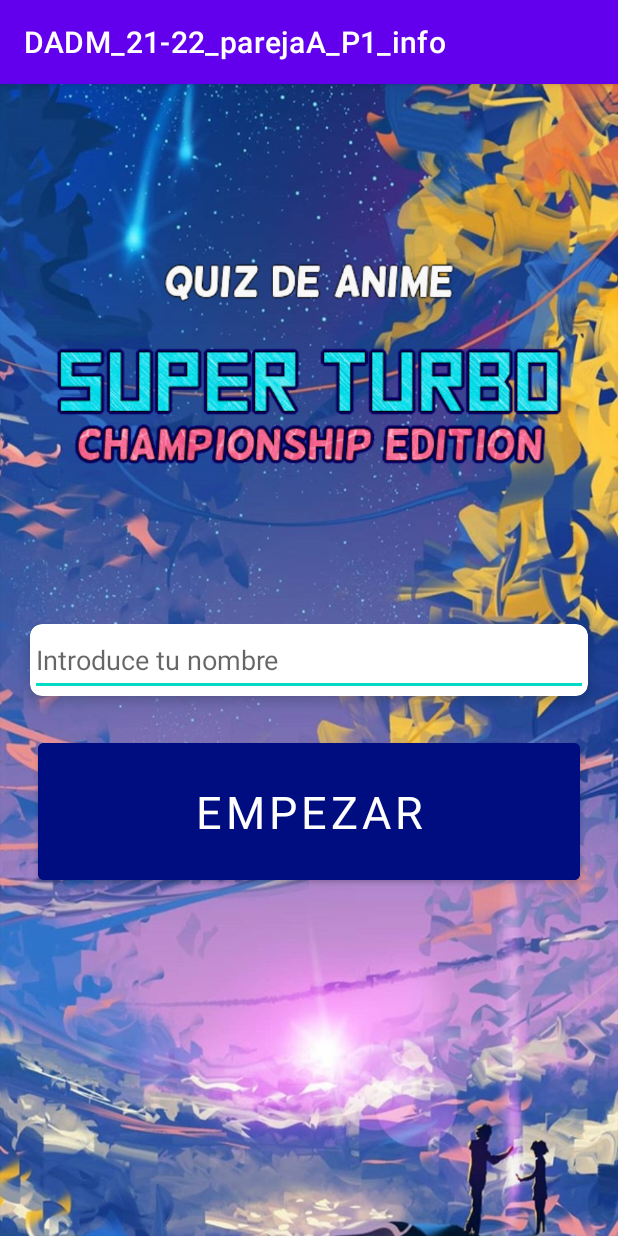
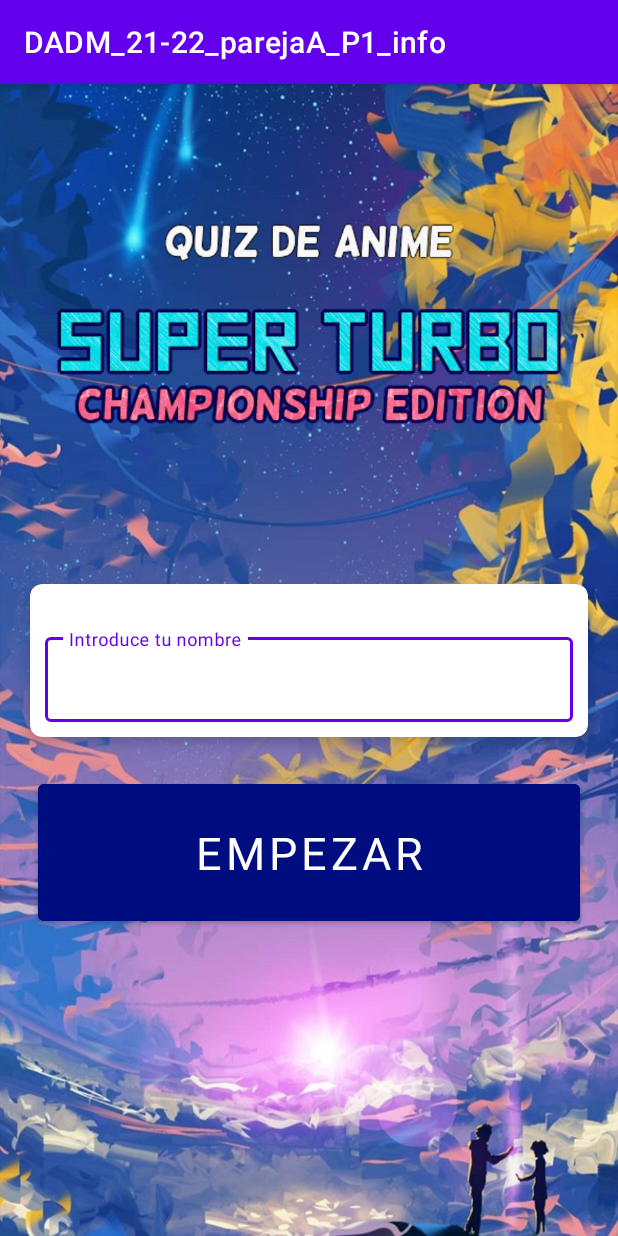
Before and after one commit to aantonb2018/DADM_21-22_parejaA_P1, an Android app: the screen it shows after launch (MenuPrincipal), on a phone screen of 412 x 824 dp. Run offline under Robolectric (Android 15) with nearby library versions, the phone set to English and light mode, and no system bars; Roboto replaces fonts that are not available here.

Commit message:
mejora pantalla inicial

```diff
--- a/app/src/main/AndroidManifest.xml
+++ b/app/src/main/AndroidManifest.xml
@@ -22,7 +22,7 @@
             </intent-filter>
         </activity>
         <activity
-            android:name=".MainActivity"
+            android:name=".ActivityPreguntas"
             android:exported="true"></activity>
 
         <meta-data
--- a/app/src/main/java/com/example/dadm_21_22_parejaa_p1_info/MainActivity.java
+++ b/app/src/main/java/com/example/dadm_21_22_parejaa_p1_info/ActivityPreguntas.java
@@ -14,7 +14,7 @@
 import android.widget.Toast;
 
 
-public class MainActivity extends AppCompatActivity {
+public class ActivityPreguntas extends AppCompatActivity {
 
     private int idxRespuestas[] = {
             R.id.respuesta0, R.id.respuesta1, R.id.respuesta2, R.id.respuesta3
--- a/app/src/main/java/com/example/dadm_21_22_parejaa_p1_info/MenuPrincipal.java
+++ b/app/src/main/java/com/example/dadm_21_22_parejaa_p1_info/MenuPrincipal.java
@@ -1,21 +1,37 @@
 package com.example.dadm_21_22_parejaa_p1_info;
 
 import androidx.appcompat.app.AppCompatActivity;
+
 import android.view.View;
 import android.os.Bundle;
 import android.content.Intent;
+import android.widget.Button;
+import android.widget.EditText;
 
 public class MenuPrincipal extends AppCompatActivity {
+
+    EditText inputTexto;
+    Button btn;
 
     @Override
     protected void onCreate(Bundle savedInstanceState) {
         super.onCreate(savedInstanceState);
         setContentView(R.layout.activity_menu_principal);
+
+//        inputTexto = (EditText) findViewById(R.id.txt_nombre);
+//        btn.setOnClickListener(new View.OnClickListener() {
+//            @Override
+//            public void onClick(View view) {
+//                if (TextUtils.isEmpty(inputTexto.getText().toString())){
+//                    Toast.makeText(MenuPrincipal.this,"Introduce un nombre", Toast.LENGTH_SHORT).show();
+//                }
+//            }
+//        });
     }
 
     //Metodo para el boton empezar
     public void empezar(View view){
-        Intent empezar = new Intent(this, MainActivity.class);
+        Intent empezar = new Intent(this, ActivityPreguntas.class);
         startActivity(empezar);
 
     }
--- a/app/src/main/res/layout/activity_main.xml
+++ b/app/src/main/res/layout/activity_main.xml
@@ -4,7 +4,7 @@
     xmlns:tools="http://schemas.android.com/tools"
     android:layout_width="match_parent"
     android:layout_height="match_parent"
-    tools:context=".MainActivity"
+    tools:context=".ActivityPreguntas"
     android:background="@drawable/fondo_preguntas">
 
     <TextView
--- a/app/src/main/res/layout/activity_menu_principal.xml
+++ b/app/src/main/res/layout/activity_menu_principal.xml
@@ -20,12 +20,21 @@
         app:layout_constraintStart_toStartOf="parent"
         app:layout_constraintTop_toTopOf="parent">
 
-        <androidx.appcompat.widget.AppCompatEditText
-            android:id="@+id/textView"
+        <com.google.android.material.textfield.TextInputLayout
+            style="@style/Widget.MaterialComponents.TextInputLayout.OutlinedBox"
             android:layout_width="match_parent"
-            android:layout_height="wrap_content"
-            android:hint="Introduce tu nombre"
-            android:minHeight="48dp" />
+            android:layout_height="match_parent"
+            android:layout_marginTop="20dp"
+            android:padding="10sp">
+
+            <androidx.appcompat.widget.AppCompatEditText
+                android:id="@+id/txt_nombre"
+                android:layout_width="match_parent"
+                android:layout_height="wrap_content"
+                android:hint="Introduce tu nombre"
+                android:minHeight="48dp" />
+        </com.google.android.material.textfield.TextInputLayout>
+
     </androidx.cardview.widget.CardView>
 
     <ImageView
@@ -42,7 +51,7 @@
         app:srcCompat="@drawable/titulo" />
 
     <Button
-        android:id="@+id/button"
+        android:id="@+id/btn_empezar"
         android:layout_width="match_parent"
         android:layout_height="wrap_content"
         android:layout_margin="25dp"
@@ -56,6 +65,7 @@
         android:textSize="30sp"
         app:layout_constraintBottom_toBottomOf="parent"
         app:layout_constraintEnd_toEndOf="parent"
+        app:layout_constraintHorizontal_bias="0.4"
         app:layout_constraintStart_toStartOf="parent"
         app:layout_constraintTop_toBottomOf="@+id/cardView"
         app:layout_constraintVertical_bias="0.0" />
```
